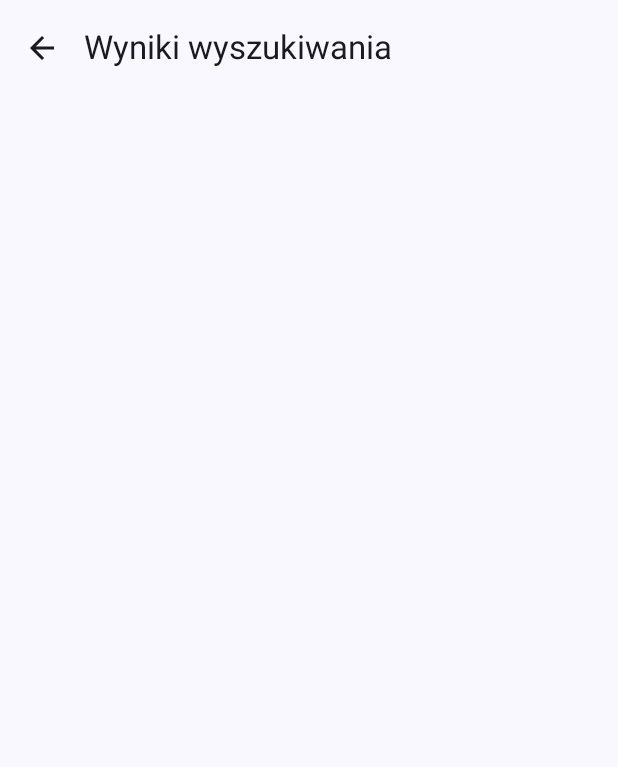
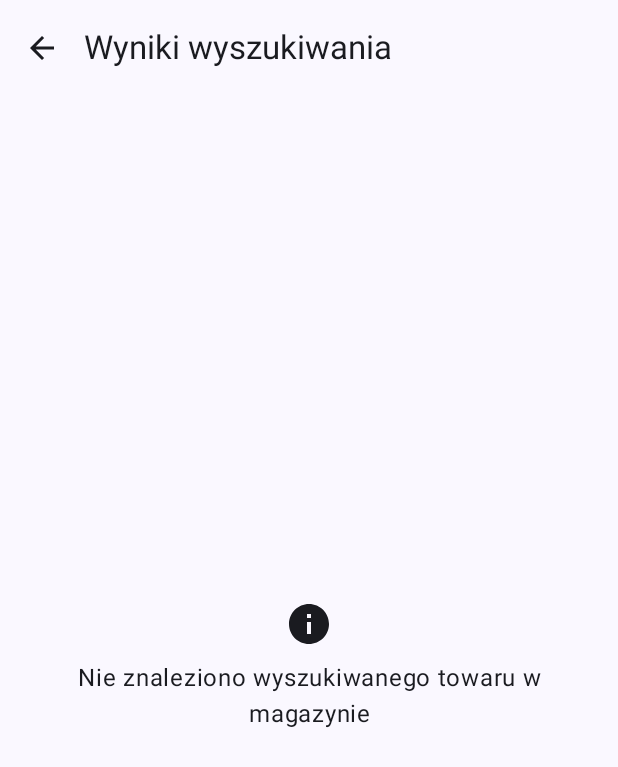
Before and after one commit to palinkiewicz/krotapp, an Android app built with Jetpack Compose: the ListScreen screen opened through its navigation route, on a phone screen of 412 x 824 dp. Shown: the top 767 px of the screen. Run offline under Robolectric (Android 15) with nearby library versions, the phone set to English and light mode, and no system bars.

Commit message:
Add not found notice

```diff
--- a/app/src/main/java/pl/dakil/krotapp/MainActivity.kt
+++ b/app/src/main/java/pl/dakil/krotapp/MainActivity.kt
@@ -10,7 +10,6 @@ import androidx.compose.runtime.LaunchedEffect
 import androidx.compose.runtime.collectAsState
 import androidx.compose.runtime.getValue
 import androidx.compose.ui.platform.LocalContext
-import androidx.compose.ui.res.stringResource
 import androidx.lifecycle.viewmodel.compose.viewModel
 import pl.dakil.krotapp.data.CsvFileHandler
 import pl.dakil.krotapp.extension.showToast
--- a/app/src/main/java/pl/dakil/krotapp/ui/screen/ListScreen.kt
+++ b/app/src/main/java/pl/dakil/krotapp/ui/screen/ListScreen.kt
@@ -1,16 +1,20 @@
 package pl.dakil.krotapp.ui.screen
 
 import androidx.compose.foundation.layout.Arrangement
+import androidx.compose.foundation.layout.Box
 import androidx.compose.foundation.layout.Column
 import androidx.compose.foundation.layout.PaddingValues
 import androidx.compose.foundation.layout.Row
 import androidx.compose.foundation.layout.Spacer
+import androidx.compose.foundation.layout.fillMaxSize
 import androidx.compose.foundation.layout.height
 import androidx.compose.foundation.layout.padding
+import androidx.compose.foundation.layout.size
 import androidx.compose.foundation.lazy.LazyColumn
 import androidx.compose.foundation.lazy.items
 import androidx.compose.material.icons.Icons
 import androidx.compose.material.icons.automirrored.filled.ArrowBack
+import androidx.compose.material.icons.filled.Info
 import androidx.compose.material3.Card
 import androidx.compose.material3.ExperimentalMaterial3Api
 import androidx.compose.material3.Icon
@@ -25,6 +29,7 @@ import androidx.compose.runtime.getValue
 import androidx.compose.ui.Alignment
 import androidx.compose.ui.Modifier
 import androidx.compose.ui.res.stringResource
+import androidx.compose.ui.text.style.TextAlign
 import androidx.compose.ui.unit.dp
 import pl.dakil.krotapp.R
 import pl.dakil.krotapp.viewmodel.ItemsViewModel
@@ -54,6 +59,25 @@ fun ListScreen(
             )
         }
     ) { paddingValues ->
+        Box(modifier = Modifier.padding(paddingValues)) {
+            if (filteredItems.isEmpty()) {
+                Column(
+                    horizontalAlignment = Alignment.CenterHorizontally,
+                    verticalArrangement = Arrangement.Center,
+                    modifier = Modifier
+                        .fillMaxSize()
+                        .padding(32.dp)
+                ) {
+                    Icon(
+                        imageVector = Icons.Filled.Info,
+                        contentDescription = "",
+                        modifier = Modifier.size(32.dp)
+                    )
+                    Spacer(modifier = Modifier.height(8.dp))
+                    Text(text = stringResource(R.string.not_found), textAlign = TextAlign.Center)
+                }
+            }
+
             LazyColumn(
                 modifier = Modifier.padding(paddingValues),
                 horizontalAlignment = Alignment.CenterHorizontally,
@@ -84,3 +108,4 @@ fun ListScreen(
             }
         }
     }
+}
--- a/app/src/main/res/values/strings.xml
+++ b/app/src/main/res/values/strings.xml
@@ -11,4 +11,5 @@
     <string name="item_name">Nazwa towaru</string>
     <string name="search_button">Wyszukaj</string>
     <string name="back">Wstecz</string>
+    <string name="not_found">Nie znaleziono wyszukiwanego towaru w magazynie</string>
 </resources>
```
Lines whose indentation alone changed are shown as unchanged.
